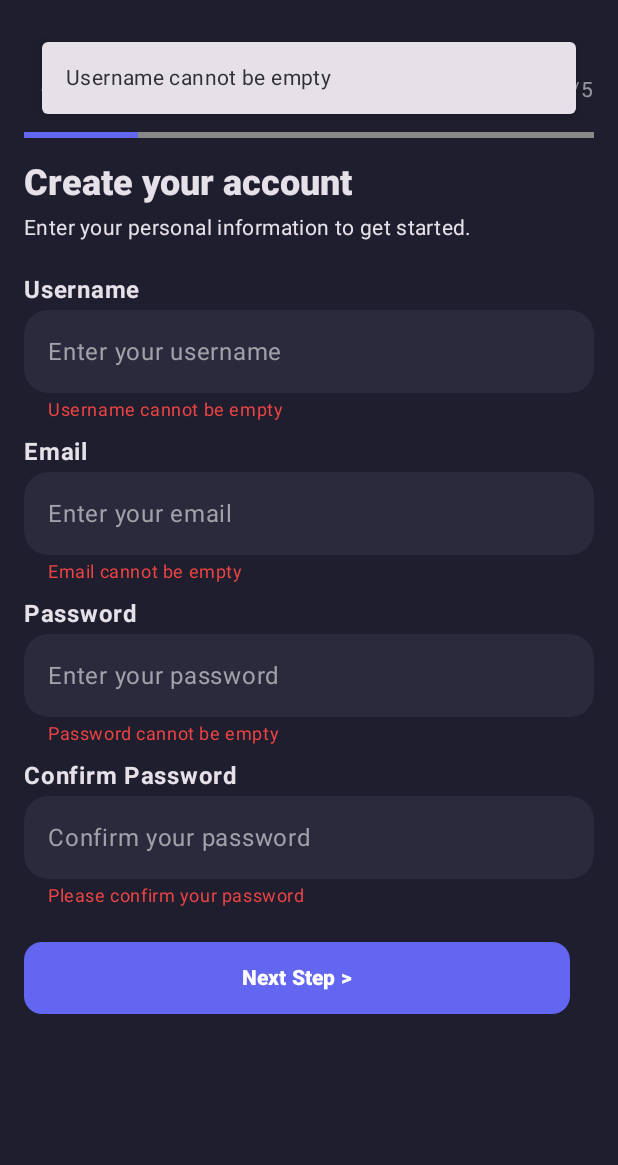
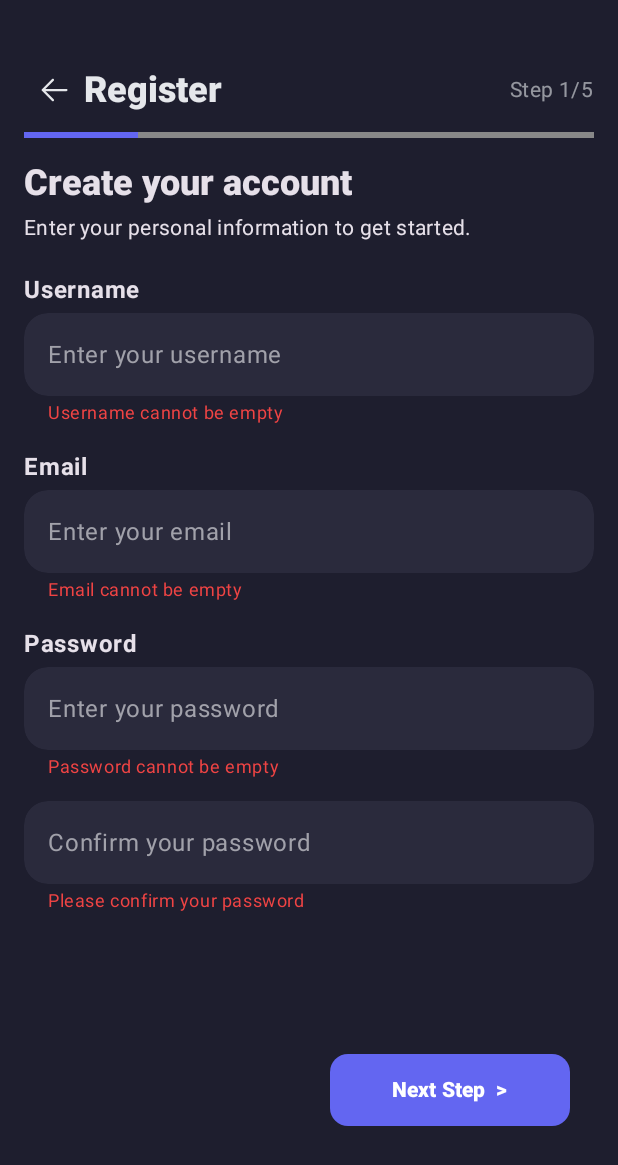
Before and after one commit to doanhoaian/shhh-confession-university-app, an Android app built with Jetpack Compose: the composable RegisterStep1Screen shown on its own in the app's theme, after a tap on "Next Step >", on a phone screen of 412 x 824 dp. Shown: the top 1165 px of the screen. Run offline under Robolectric (Android 15) with nearby library versions, the phone set to English and light mode, and no system bars; 8 statements that could not run were skipped.

Commit message:
feat: cập nhật giao diện đăng kí

```diff
--- a/app/src/main/java/vn/dihaver/tech/shhh/confession/feature/auth/ui/RegisterStep1.kt
+++ b/app/src/main/java/vn/dihaver/tech/shhh/confession/feature/auth/ui/RegisterStep1.kt
@@ -18,6 +18,8 @@ import kotlinx.coroutines.launch
 import vn.dihaver.tech.shhh.confession.R
 import vn.dihaver.tech.shhh.confession.core.ui.component.ShhhTextField
 import vn.dihaver.tech.shhh.confession.core.ui.component.ShhhButton
+import androidx.compose.ui.text.input.PasswordVisualTransformation
+import androidx.compose.ui.text.input.VisualTransformation
 
 @Composable
 fun RegisterStep1Screen(
@@ -25,13 +27,15 @@ fun RegisterStep1Screen(
 ) {
     var username by remember { mutableStateOf("") }
     var email by remember { mutableStateOf("") }
-    var password by remember { mutableStateOf("") }
-    var confirmPassword by remember { mutableStateOf("") }
+    var passwordText by remember { mutableStateOf("") }
+    var confirmPasswordText by remember { mutableStateOf("") }
     var isLoading by remember { mutableStateOf(false) }
     var usernameError by remember { mutableStateOf<String?>(null) }
     var emailError by remember { mutableStateOf<String?>(null) }
     var passwordError by remember { mutableStateOf<String?>(null) }
     var confirmPasswordError by remember { mutableStateOf<String?>(null) }
+    var isPasswordVisible by remember { mutableStateOf(false) }
+    var isConfirmPasswordVisible by remember { mutableStateOf(false) }
 
     val snackbarHostState = remember { SnackbarHostState() }
     val scope = rememberCoroutineScope()
@@ -47,7 +51,6 @@ fun RegisterStep1Screen(
         return android.util.Patterns.EMAIL_ADDRESS.matcher(email).matches()
     }
 
-
     Column(
         modifier = Modifier
             .fillMaxSize()
@@ -62,9 +65,7 @@ fun RegisterStep1Screen(
             horizontalArrangement = Arrangement.SpaceBetween,
             verticalAlignment = Alignment.CenterVertically
         ) {
-            Row(
-                verticalAlignment = Alignment.CenterVertically
-            ) {
+            Row(verticalAlignment = Alignment.CenterVertically) {
                 IconButton(
                     onClick = {},
                     modifier = Modifier.size(40.dp)
@@ -131,7 +132,7 @@ fun RegisterStep1Screen(
                 text = "Username",
                 style = MaterialTheme.typography.bodyLarge.copy(fontWeight = FontWeight.Bold),
             )
-            Spacer(modifier = Modifier.height(4.dp))
+            Spacer(modifier = Modifier.height(6.dp))
             ShhhTextField(
                 value = username,
                 onValueChange = { newValue ->
@@ -150,13 +151,13 @@ fun RegisterStep1Screen(
                 )
             }
 
-            Spacer(modifier = Modifier.height(12.dp))
+            Spacer(modifier = Modifier.height(20.dp))
 
             Text(
                 text = "Email",
                 style = MaterialTheme.typography.bodyLarge.copy(fontWeight = FontWeight.Bold),
             )
-            Spacer(modifier = Modifier.height(4.dp))
+            Spacer(modifier = Modifier.height(6.dp))
             ShhhTextField(
                 value = email,
                 onValueChange = { newValue ->
@@ -179,21 +180,22 @@ fun RegisterStep1Screen(
                 )
             }
 
-            Spacer(modifier = Modifier.height(12.dp))
+            Spacer(modifier = Modifier.height(20.dp))
 
             Text(
                 text = "Password",
                 style = MaterialTheme.typography.bodyLarge.copy(fontWeight = FontWeight.Bold),
             )
-            Spacer(modifier = Modifier.height(4.dp))
+            Spacer(modifier = Modifier.height(6.dp))
             ShhhTextField(
-                value = password,
-                onValueChange = { newValue ->
-                    password = newValue
-                    passwordError = if (newValue.isBlank()) "Password cannot be empty" else null
-                },
+                value = passwordText,
+                onValueChange = { passwordText = it },
                 hint = "Enter your password",
-                modifier = Modifier.fillMaxWidth()
+                modifier = Modifier.fillMaxWidth(),
+                visualTransformation = if (isPasswordVisible) VisualTransformation.None else PasswordVisualTransformation(),
+                trailingIcon = painterResource(id = if (isPasswordVisible) R.drawable.svg_vector_hidden else R.drawable.svg_vector_presently),
+                trailingIconContentDescription = if (isPasswordVisible) "Ẩn mật khẩu" else "Hiện mật khẩu",
+                onTrailingIconClick = { isPasswordVisible = !isPasswordVisible }
             )
             passwordError?.let {
                 Text(
@@ -204,25 +206,20 @@ fun RegisterStep1Screen(
                 )
             }
 
-            Spacer(modifier = Modifier.height(12.dp))
+            Spacer(modifier = Modifier.height(10.dp))
 
-            Text(
-                text = "Confirm Password",
-                style = MaterialTheme.typography.bodyLarge.copy(fontWeight = FontWeight.Bold),
-            )
-            Spacer(modifier = Modifier.height(4.dp))
+
+
+            Spacer(modifier = Modifier.height(6.dp))
             ShhhTextField(
-                value = confirmPassword,
-                onValueChange = { newValue ->
-                    confirmPassword = newValue
-                    confirmPasswordError = when {
-                        newValue.isBlank() -> "Please confirm your password"
-                        newValue != password -> "Passwords do not match"
-                        else -> null
-                    }
-                },
+                value = confirmPasswordText,
+                onValueChange = { confirmPasswordText = it },
                 hint = "Confirm your password",
-                modifier = Modifier.fillMaxWidth()
+                modifier = Modifier.fillMaxWidth(),
+                visualTransformation = if (isConfirmPasswordVisible) VisualTransformation.None else PasswordVisualTransformation(),
+                trailingIcon = painterResource(id = if (isConfirmPasswordVisible) R.drawable.svg_vector_hidden else R.drawable.svg_vector_presently),
+                trailingIconContentDescription = if (isConfirmPasswordVisible) "Ẩn mật khẩu" else "Hiện mật khẩu",
+                onTrailingIconClick = { isConfirmPasswordVisible = !isConfirmPasswordVisible }
             )
             confirmPasswordError?.let {
                 Text(
@@ -233,16 +230,17 @@ fun RegisterStep1Screen(
                 )
             }
 
-            Spacer(modifier = Modifier.height(24.dp))
+            Spacer(modifier = Modifier.height(95.dp))
 
             Row(
                 modifier = Modifier.fillMaxWidth().padding(end = 16.dp),
                 horizontalArrangement = Arrangement.End
             ) {
                 ShhhButton(
-                    label = "Next Step >",
+                    label = "Next Step  >",
                     isLoading = isLoading,
                     enabled = !isLoading,
+                    modifier = Modifier.widthIn(min = 120.dp, max = 160.dp),
                     onClick = {
                         usernameError = if (username.isBlank()) "Username cannot be empty" else null
                         emailError = when {
@@ -250,10 +248,10 @@ fun RegisterStep1Screen(
                             !isValidEmail(email) -> "Invalid email format"
                             else -> null
                         }
-                        passwordError = if (password.isBlank()) "Password cannot be empty" else null
+                        passwordError = if (passwordText.isBlank()) "Password cannot be empty" else null
                         confirmPasswordError = when {
-                            confirmPassword.isBlank() -> "Please confirm your password"
-                            confirmPassword != password -> "Passwords do not match"
+                            confirmPasswordText.isBlank() -> "Please confirm your password"
+                            confirmPasswordText != passwordText -> "Passwords do not match"
                             else -> null
                         }
 
@@ -261,10 +259,10 @@ fun RegisterStep1Screen(
                             isLoading = true
                             scope.launch {
                                 try {
-                                    onNextStep(username, email, password)
-                                    snackbarHostState.showSnackbar("Registration successful!")
+                                    onNextStep(username, email, passwordText)
+                                    snackbarHostState.showSnackbar("Next step succeeded")
                                 } catch (e: Exception) {
-                                    snackbarHostState.showSnackbar("Registration failed: ${e.message}")
+                                    snackbarHostState.showSnackbar("Error: ${e.message}")
                                 } finally {
                                     isLoading = false
                                 }
@@ -274,24 +272,7 @@ fun RegisterStep1Screen(
                 )
             }
         }
+        SnackbarHost(hostState = snackbarHostState, modifier = Modifier.align(Alignment.CenterHorizontally))
     }
 
-    SnackbarHost(
-        hostState = snackbarHostState,
-        modifier = Modifier.padding(16.dp)
-    )
-
-    LaunchedEffect(usernameError, emailError, passwordError, confirmPasswordError) {
-        val errorMessage = listOfNotNull(
-            usernameError,
-            emailError,
-            passwordError,
-            confirmPasswordError
-        ).firstOrNull()
-        if (errorMessage != null) {
-            scope.launch {
-                snackbarHostState.showSnackbar(errorMessage)
-            }
-        }
-    }
 }
```
